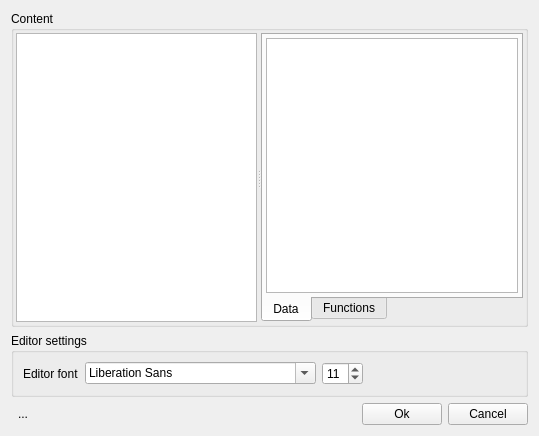
This is limereport/items/lrtextitemeditor.ui in fralx/LimeReport as Qt 5 draws it before an edit. The edited form follows.
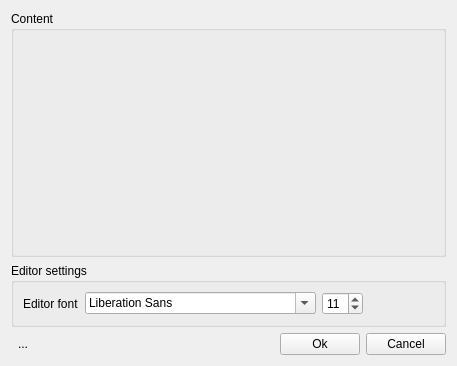
This is the edited form. Icons and pictures are not drawn. Custom widgets are drawn as their Qt base class.

Commit message: TextItem editor has been refactored

```diff
--- a/limereport/items/lrtextitemeditor.ui
+++ b/limereport/items/lrtextitemeditor.ui
@@ -9,8 +9,8 @@
    <rect>
     <x>0</x>
     <y>0</y>
-    <width>539</width>
-    <height>436</height>
+    <width>457</width>
+    <height>366</height>
    </rect>
   </property>
   <property name="windowTitle">
@@ -33,9 +33,6 @@
       <string>Content</string>
      </property>
      <layout class="QVBoxLayout" name="verticalLayout">
-      <property name="spacing">
-       <number>2</number>
-      </property>
       <property name="leftMargin">
        <number>2</number>
       </property>
@@ -49,84 +46,13 @@
        <number>2</number>
       </property>
       <item>
-       <widget class="QSplitter" name="splitter">
-        <property name="sizePolicy">
-         <sizepolicy hsizetype="Expanding" vsizetype="Expanding">
-          <horstretch>0</horstretch>
-          <verstretch>0</verstretch>
-         </sizepolicy>
+       <widget class="LimeReport::ScriptEditor" name="codeEditor" native="true">
+        <property name="minimumSize">
+         <size>
+          <width>0</width>
+          <height>0</height>
+         </size>
         </property>
-        <property name="orientation">
-         <enum>Qt::Horizontal</enum>
-        </property>
-        <widget class="CompleaterTextEditor" name="textEdit">
-         <property name="font">
-          <font>
-           <pointsize>12</pointsize>
-          </font>
-         </property>
-        </widget>
-        <widget class="QTabWidget" name="tabWidget">
-         <property name="tabPosition">
-          <enum>QTabWidget::South</enum>
-         </property>
-         <property name="currentIndex">
-          <number>0</number>
-         </property>
-         <widget class="QWidget" name="tab">
-          <attribute name="title">
-           <string>Data</string>
-          </attribute>
-          <layout class="QVBoxLayout" name="verticalLayout_3">
-           <property name="spacing">
-            <number>3</number>
-           </property>
-           <property name="leftMargin">
-            <number>3</number>
-           </property>
-           <property name="topMargin">
-            <number>3</number>
-           </property>
-           <property name="rightMargin">
-            <number>3</number>
-           </property>
-           <property name="bottomMargin">
-            <number>3</number>
-           </property>
-           <item>
-            <widget class="QTreeView" name="twData">
-             <attribute name="headerVisible">
-              <bool>false</bool>
-             </attribute>
-            </widget>
-           </item>
-          </layout>
-         </widget>
-         <widget class="QWidget" name="tab_2">
-          <attribute name="title">
-           <string>Functions</string>
-          </attribute>
-          <layout class="QVBoxLayout" name="verticalLayout_4">
-           <item>
-            <widget class="QSplitter" name="splitter_2">
-             <property name="orientation">
-              <enum>Qt::Vertical</enum>
-             </property>
-             <widget class="QTreeView" name="twScriptEngine">
-              <attribute name="headerVisible">
-               <bool>false</bool>
-              </attribute>
-             </widget>
-             <widget class="QLabel" name="lblDescription">
-              <property name="text">
-               <string/>
-              </property>
-             </widget>
-            </widget>
-           </item>
-          </layout>
-         </widget>
-        </widget>
        </widget>
       </item>
      </layout>
@@ -233,9 +159,10 @@
  </widget>
  <customwidgets>
   <customwidget>
-   <class>CompleaterTextEditor</class>
-   <extends>QTextEdit</extends>
-   <header>lrtextitemeditor.h</header>
+   <class>LimeReport::ScriptEditor</class>
+   <extends>QWidget</extends>
+   <header>lrscripteditor.h</header>
+   <container>1</container>
   </customwidget>
  </customwidgets>
  <tabstops>
```
Left out of the diff: 8 changed lines with no effect on the pictures. The commit also changes 4 other files.
